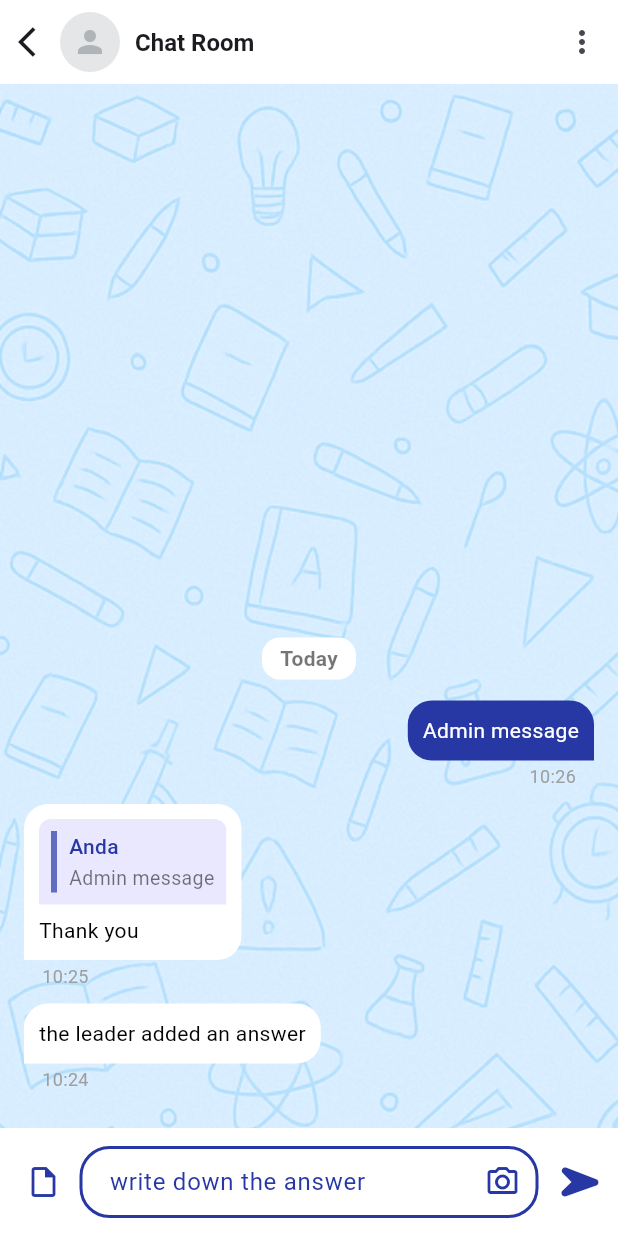
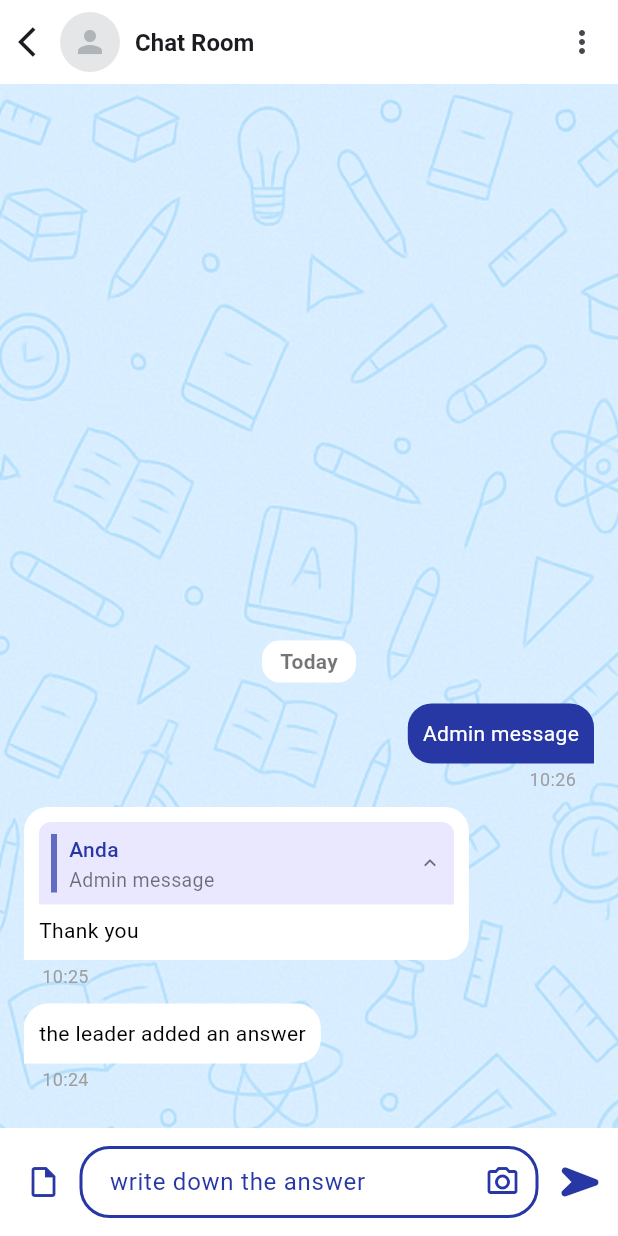
Before and after one commit to rifqinailal/admin_gychat, a Flutter app: the RoomChatScreen screen opened by its route, on a phone screen of 412 x 824 dp. Run offline on Flutter 3.47's test engine with Material 3 defaults, Android fonts, the phone set to English and light mode, and no system bars; drawn by our look-alikes of scrollable_positioned_list; our stand-ins replace file_picker, flutter_svg, flutter_vector_icons, get, get_storage, image_cropper and 6 more; missing offline and left inert: saver_gallery; accounts and stored records are empty.

```diff
--- a/lib/modules/room_chat/widget/chat_bubble.dart
+++ b/lib/modules/room_chat/widget/chat_bubble.dart
@@ -54,9 +54,17 @@ class ChatBubble extends StatelessWidget {
   Widget _buildReplyPreview() {
   if (repliedMessage == null) return const SizedBox.shrink();
 
-    return ClipRRect(
+  return GestureDetector(
+    onTap: () {
+      // Panggil controller untuk jump ke pesan yang direply
+      final controller = Get.find<RoomChatController>();
+      final replyMessageId = repliedMessage!['messageId'];
+      if (replyMessageId != null) {
+        controller.jumpToReplyMessage(replyMessageId);
+      }
+    },
+    child: ClipRRect(
       borderRadius: BorderRadius.circular(8),
-
       child: Container(
         margin: EdgeInsets.only(bottom: 7),
         padding: const EdgeInsets.all(8),
@@ -67,13 +75,13 @@ class ChatBubble extends StatelessWidget {
             children: [
               Container(
                 width: 4,
-                color:
-                    isSender
+                color: isSender
                     ? Colors.white70
                     : ThemeColor.primary.withOpacity(0.7),
               ),
               const SizedBox(width: 8),
-              Column(
+              Expanded(
+                child: Column(
                   crossAxisAlignment: CrossAxisAlignment.start,
                   children: [
                     Text(
@@ -87,17 +95,26 @@ class ChatBubble extends StatelessWidget {
                     const SizedBox(height: 2),
                     Text(
                       repliedMessage!['text'] ?? '',
-                    maxLines: 1,
+                      maxLines: 2, // Ubah ke 2 baris untuk pesan panjang
                       overflow: TextOverflow.ellipsis,
                       style: TextStyle(
                         fontWeight: FontWeight.normal,
                         fontSize: 13,
                         color: isSender ? Colors.white70 : Colors.black54,
+                        height: 1.3, // Line height untuk spacing yang lebih baik
                       ),
                     ),
                   ],
                 ),
+              ),
+              // Tambahkan icon kecil untuk indikasi bisa diklik
+              Icon(
+                Icons.keyboard_arrow_up,
+                size: 16,
+                color: isSender ? Colors.white70 : Colors.black54,
+              ),
             ],
+          ),
         ),
       ),
     ),
```
Also changed, not shown: lib/modules/room_chat/room_chat_controller.dart (+43 -49 lines). Lines whose indentation alone changed are shown as unchanged.
